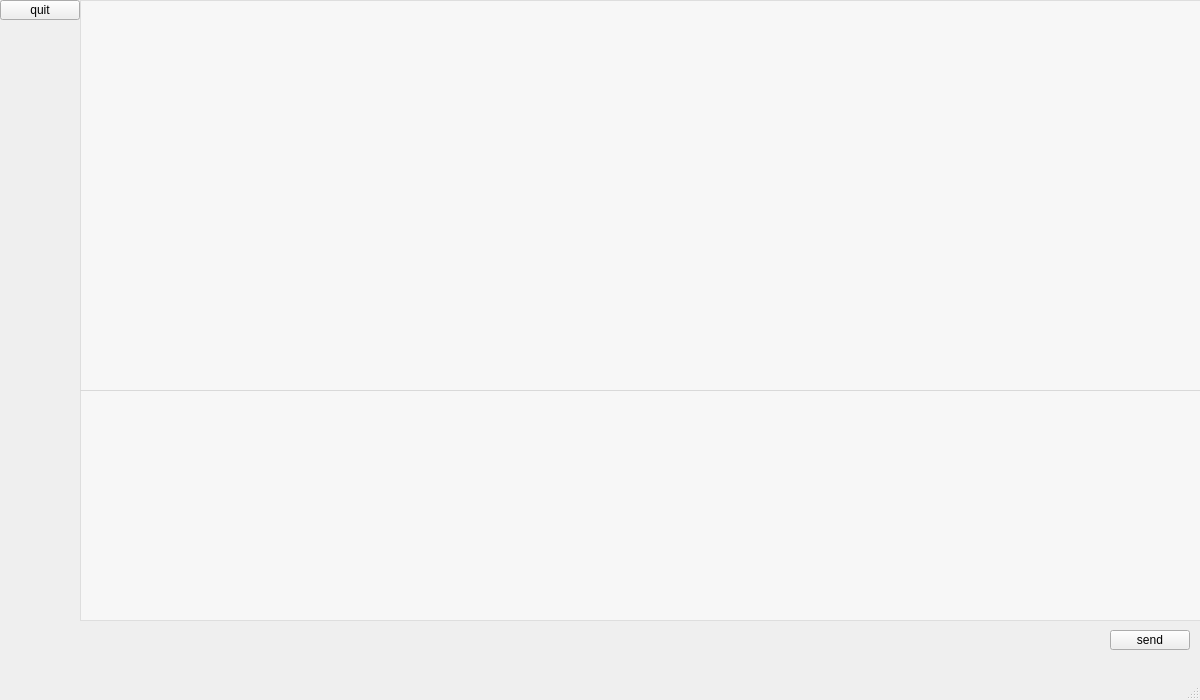
The window that clientQt/ClientQt/chat.ui (woleigequy/networking_Assignment2) describes before a commit, drawn with Qt 5.
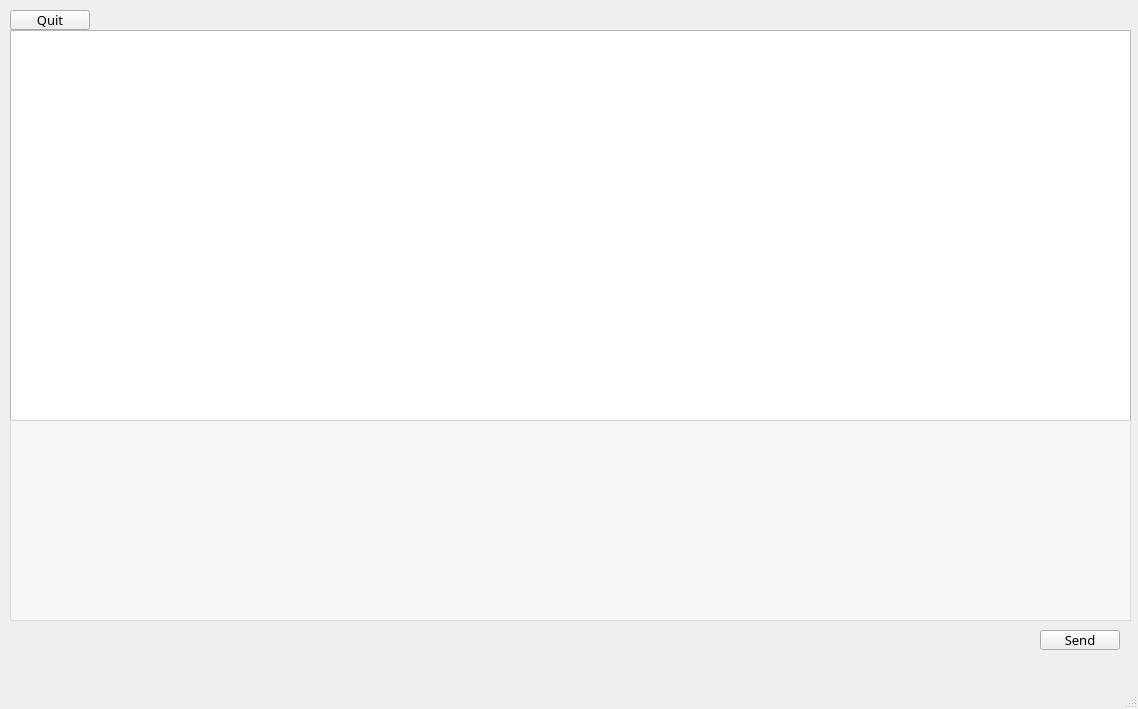
The same window after the commit. Icons and pictures are not drawn.

What changed in the file:
```diff
--- a/clientQt/ClientQt/chat.ui
+++ b/clientQt/ClientQt/chat.ui
@@ -6,47 +6,63 @@
    <rect>
     <x>0</x>
     <y>0</y>
-    <width>1200</width>
-    <height>700</height>
+    <width>1138</width>
+    <height>709</height>
    </rect>
   </property>
   <property name="windowTitle">
    <string>MainWindow</string>
   </property>
+  <property name="styleSheet">
+   <string notr="true">background-color: 245, 245, 245;
+</string>
+  </property>
   <widget class="QWidget" name="centralwidget">
+   <property name="styleSheet">
+    <string notr="true">background-image: url(:/img/img/w.png);</string>
+   </property>
    <widget class="QPushButton" name="pushButton_quit">
     <property name="geometry">
      <rect>
-      <x>0</x>
-      <y>0</y>
+      <x>10</x>
+      <y>10</y>
       <width>80</width>
       <height>20</height>
      </rect>
     </property>
+    <property name="font">
+     <font>
+      <family>黑体</family>
+      <pointsize>10</pointsize>
+     </font>
+    </property>
+    <property name="styleSheet">
+     <string notr="true">pushButton_quit-&gt;setStyleSheet(&quot;border:2px groove gray;border-radius:20px;padding:2px 4px;&quot;);</string>
+    </property>
     <property name="text">
-     <string>quit</string>
+     <string>Quit</string>
     </property>
    </widget>
    <widget class="QTextBrowser" name="textBrowser">
     <property name="geometry">
      <rect>
-      <x>80</x>
-      <y>0</y>
+      <x>10</x>
+      <y>30</y>
       <width>1121</width>
       <height>391</height>
      </rect>
     </property>
     <property name="styleSheet">
-     <string notr="true">background-color:rgba(255,255,255,0.5)</string>
+     <string notr="true">background-color: 245, 245, 245;</string>
     </property>
    </widget>
    <widget class="QTextEdit" name="textEdit">
     <property name="geometry">
      <rect>
-      <x>80</x>
-      <y>390</y>
+      <x>10</x>
+      <y>420</y>
       <width>1121</width>
-      <height>231</height>
+      <height>201</height>
      </rect>
     </property>
     <property name="styleSheet">
@@ -56,14 +72,20 @@
    <widget class="QPushButton" name="pushButton_send">
     <property name="geometry">
      <rect>
-      <x>1110</x>
+      <x>1040</x>
       <y>630</y>
       <width>80</width>
       <height>20</height>
      </rect>
     </property>
+    <property name="font">
+     <font>
+      <family>黑体</family>
+      <pointsize>10</pointsize>
+     </font>
+    </property>
     <property name="text">
-     <string>send</string>
+     <string>Send</string>
     </property>
    </widget>
   </widget>
```
Left out of the diff: 4 changed lines with no effect on the pictures.
